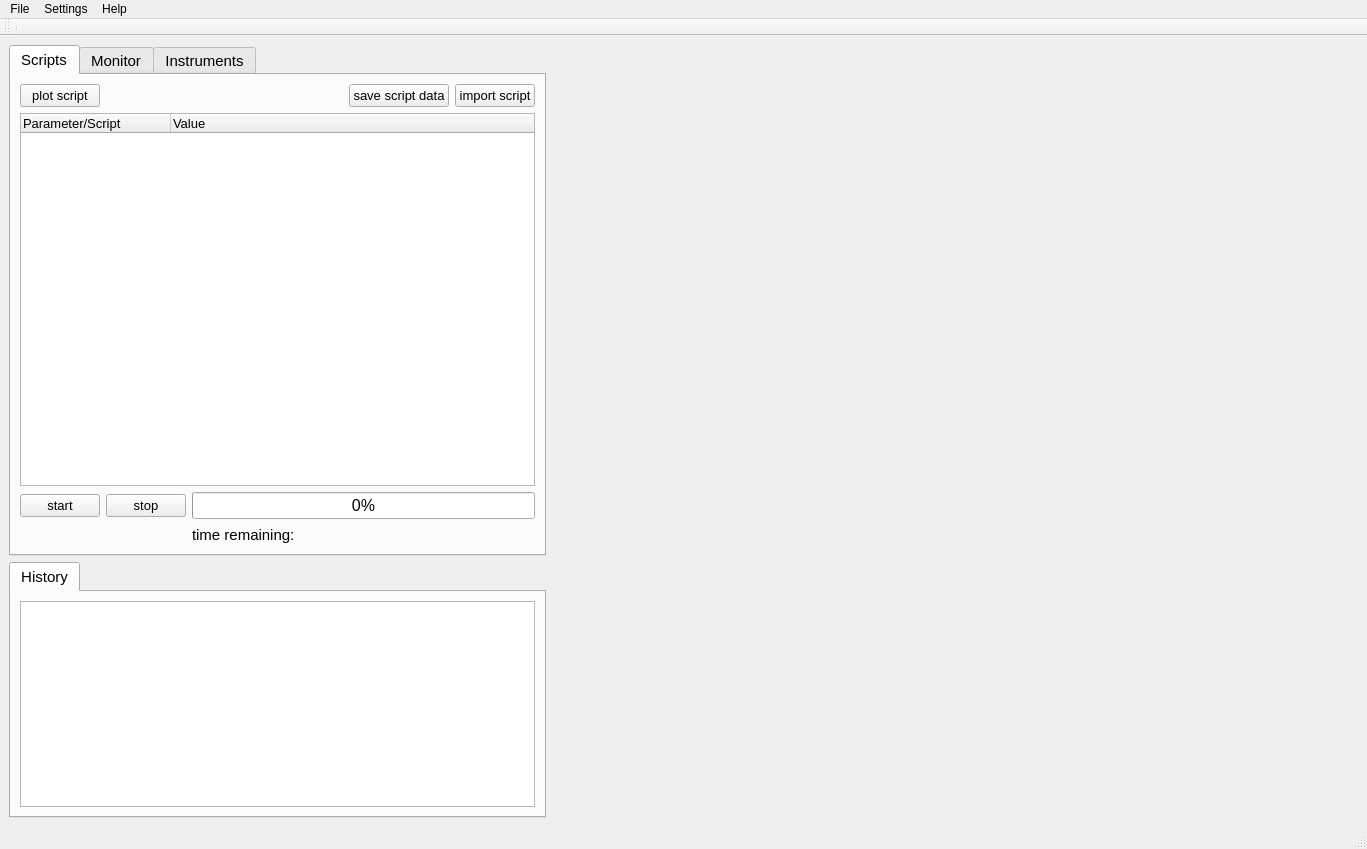
The window that src/core/basic_application_window.ui (LISE-B26/pylabcontrol) describes before a commit, drawn with Qt 5.
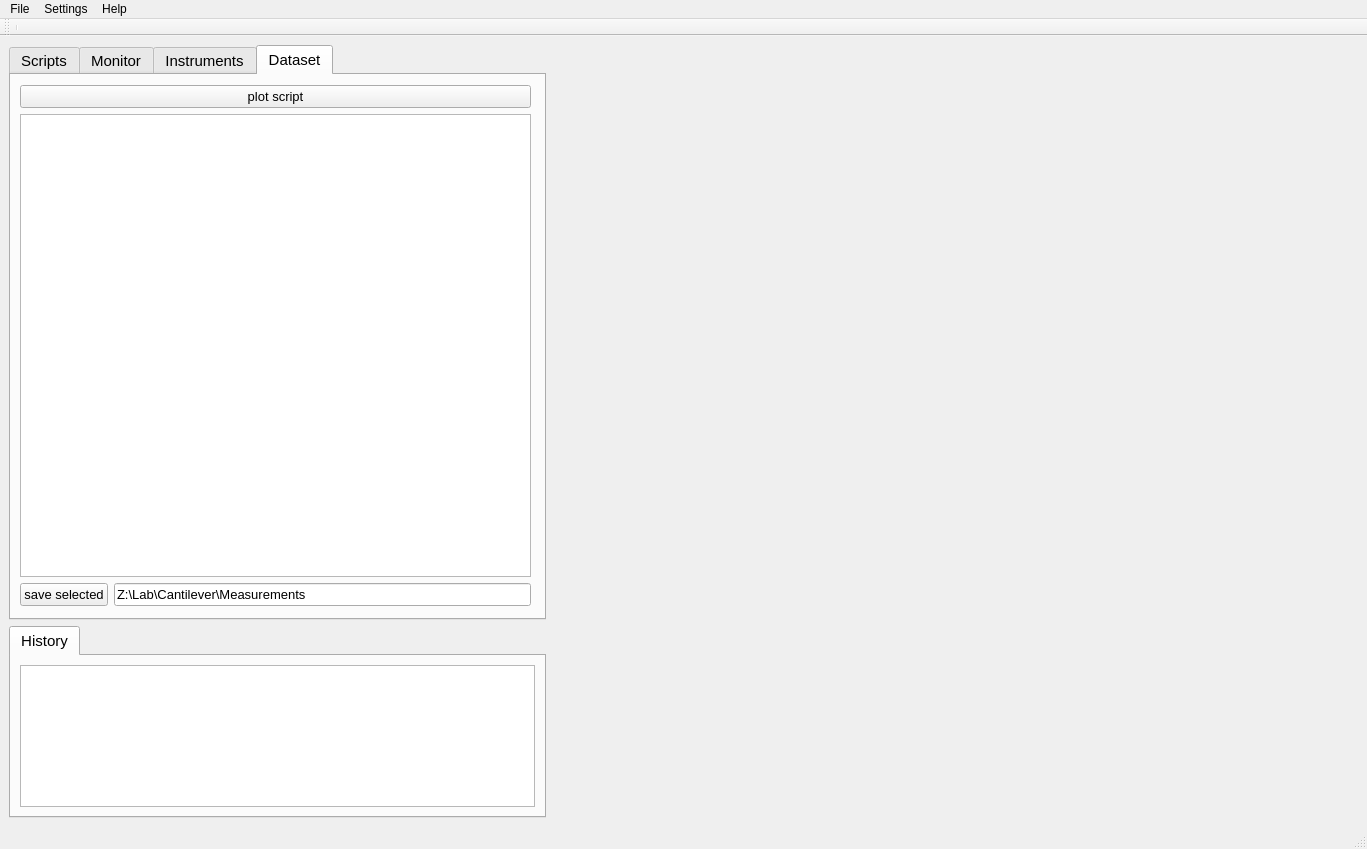
The same window after the commit. Custom widgets are drawn as their Qt base class.

Commit message: - added dataset tab to gui - added plotting to esr script

Patch:
```diff
--- a/src/core/basic_application_window.ui
+++ b/src/core/basic_application_window.ui
@@ -24,7 +24,7 @@
     <item>
      <layout class="QHBoxLayout" name="horizontalLayout_7" stretch="8,12">
       <item>
-       <layout class="QVBoxLayout" name="verticalLayout_10" stretch="2,1">
+       <layout class="QVBoxLayout" name="verticalLayout_10" stretch="3,1">
         <item>
          <widget class="QTabWidget" name="tabWidget">
           <property name="sizePolicy">
@@ -48,7 +48,7 @@
            <enum>QTabWidget::Rounded</enum>
           </property>
           <property name="currentIndex">
-           <number>0</number>
+           <number>3</number>
           </property>
           <widget class="QWidget" name="tab_scripts">
            <attribute name="title">
@@ -129,6 +129,12 @@
                 <property name="autoFillBackground">
                  <bool>false</bool>
                 </property>
+                <property name="lineWidth">
+                 <number>1</number>
+                </property>
+                <property name="midLineWidth">
+                 <number>0</number>
+                </property>
                 <property name="editTriggers">
                  <set>QAbstractItemView::AllEditTriggers</set>
                 </property>
@@ -436,6 +442,70 @@
             </item>
            </layout>
           </widget>
+          <widget class="QWidget" name="tab_data">
+           <attribute name="title">
+            <string>Dataset</string>
+           </attribute>
+           <widget class="QWidget" name="verticalLayoutWidget">
+            <property name="geometry">
+             <rect>
+              <x>9</x>
+              <y>10</y>
+              <width>511</width>
+              <height>521</height>
+             </rect>
+            </property>
+            <layout class="QVBoxLayout" name="verticalLayout">
+             <item>
+              <layout class="QHBoxLayout" name="horizontalLayout_10">
+               <item>
+                <widget class="QPushButton" name="btn_plot_data">
+                 <property name="font">
+                  <font>
+                   <pointsize>10</pointsize>
+                  </font>
+                 </property>
+                 <property name="text">
+                  <string>plot script</string>
+                 </property>
+                </widget>
+               </item>
+              </layout>
+             </item>
+             <item>
+              <widget class="QTreeView" name="tree_dataset"/>
+             </item>
+             <item>
+              <layout class="QHBoxLayout" name="horizontalLayout_9">
+               <item>
+                <widget class="QPushButton" name="btn_save_data">
+                 <property name="font">
+                  <font>
+                   <pointsize>10</pointsize>
+                  </font>
+                 </property>
+                 <property name="text">
+                  <string>save selected</string>
+                 </property>
+                </widget>
+               </item>
+               <item>
+                <widget class="QLineEdit" name="txt_data_path">
+                 <property name="font">
+                  <font>
+                   <pointsize>10</pointsize>
+                  </font>
+                 </property>
+                 <property name="text">
+                  <string>Z:\Lab\Cantilever\Measurements</string>
+                 </property>
+                </widget>
+               </item>
+              </layout>
+             </item>
+            </layout>
+           </widget>
+          </widget>
          </widget>
         </item>
         <item>
```
Left out of the diff: 13 changed lines with no effect on the pictures. The commit also changes 5 other files.
